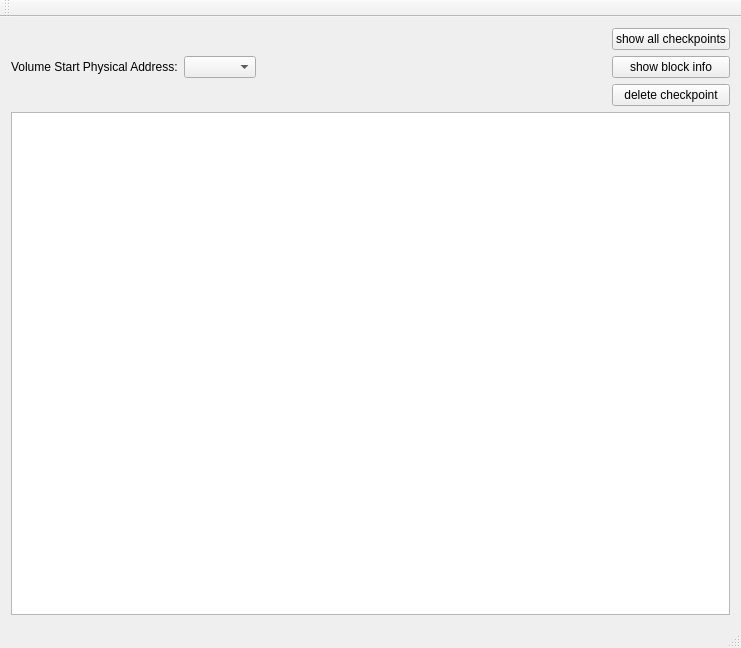
Qt form mainwindow.ui (qweeah/hmfs-cputil-QT) before a commit.
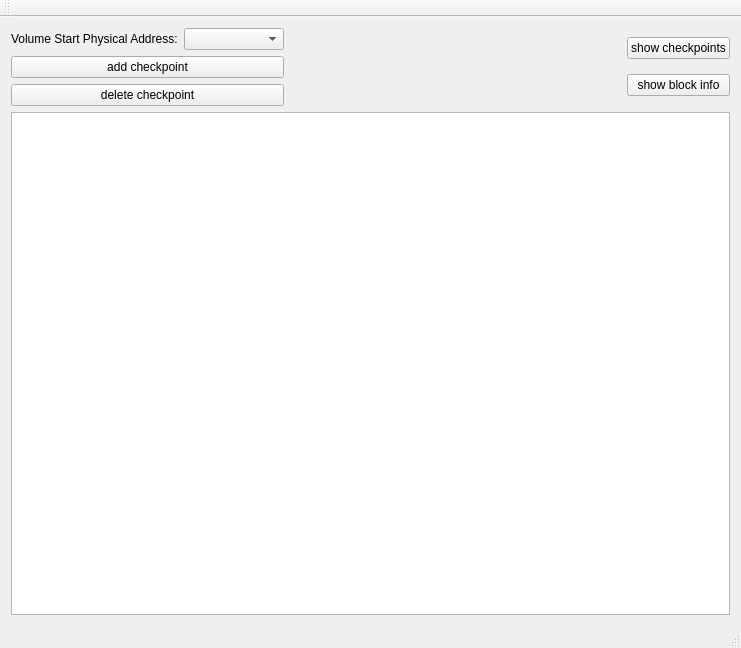
The same form after that commit.

Commit message: Able to take snapshot(add new checkpoints)

```diff
--- a/mainwindow.ui
+++ b/mainwindow.ui
@@ -21,6 +21,10 @@
        <enum>QLayout::SetMinimumSize</enum>
       </property>
       <item>
+       <layout class="QVBoxLayout" name="verticalLayout_2">
+        <item>
+         <layout class="QHBoxLayout" name="horizontalLayout_3">
+          <item>
        <widget class="QLabel" name="label">
         <property name="text">
          <string>Volume Start Physical Address:</string>
@@ -28,7 +32,32 @@
        </widget>
       </item>
       <item>
-       <widget class="QComboBox" name="cboxAddr"/>
+           <widget class="QComboBox" name="cboxAddr">
+            <property name="minimumSize">
+             <size>
+              <width>100</width>
+              <height>0</height>
+             </size>
+            </property>
+           </widget>
+          </item>
+         </layout>
+        </item>
+        <item>
+         <widget class="QPushButton" name="pushButton_2">
+          <property name="text">
+           <string>add checkpoint</string>
+          </property>
+         </widget>
+        </item>
+        <item>
+         <widget class="QPushButton" name="btnDelete">
+          <property name="text">
+           <string>delete checkpoint</string>
+          </property>
+         </widget>
+        </item>
+       </layout>
       </item>
       <item>
        <spacer name="horizontalSpacer">
@@ -48,7 +77,7 @@
         <item>
          <widget class="QPushButton" name="btnShow">
           <property name="text">
-           <string>show all checkpoints</string>
+           <string>show checkpoints</string>
           </property>
          </widget>
         </item>
@@ -59,13 +88,6 @@
           </property>
          </widget>
         </item>
-        <item>
-         <widget class="QPushButton" name="btnDelete">
-          <property name="text">
-           <string>delete checkpoint</string>
-          </property>
-         </widget>
-        </item>
        </layout>
       </item>
      </layout>
```
Lines whose indentation alone changed are shown as unchanged. The commit also changes 5 other files.
